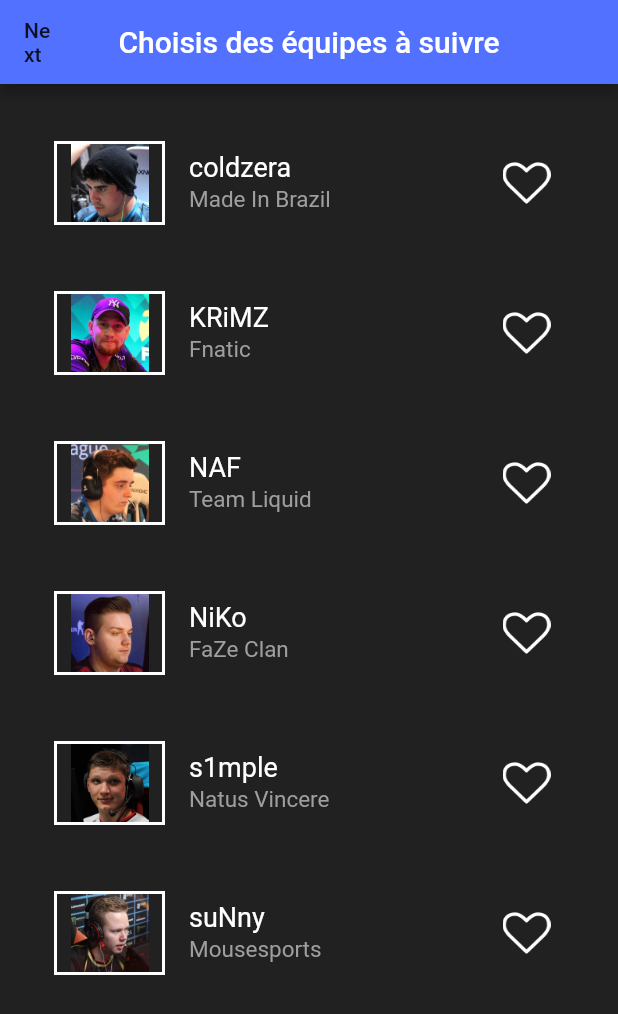
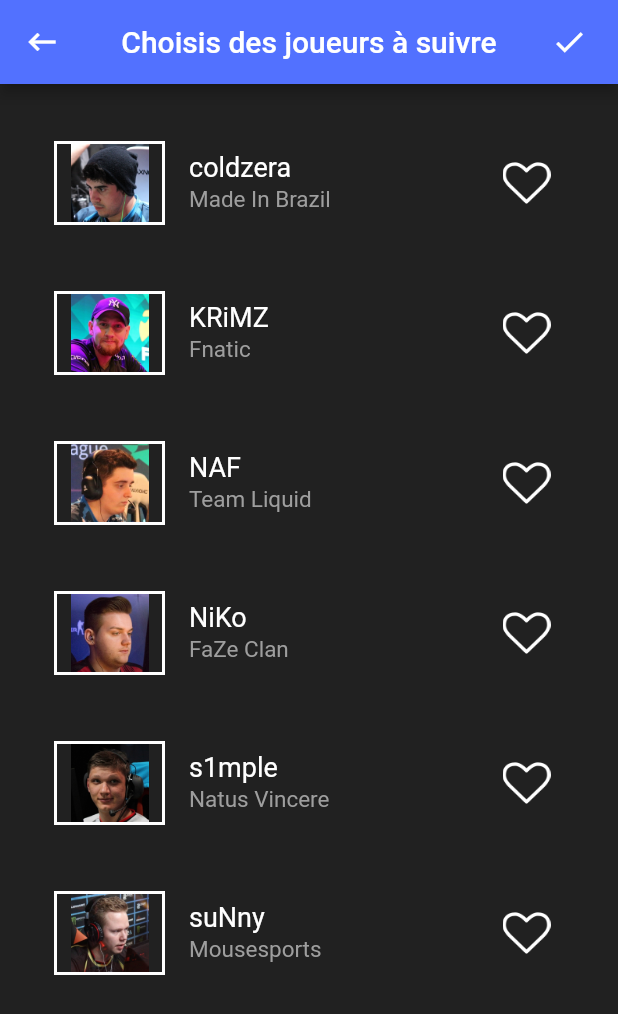
Before and after one commit to arnacologie/innovr_app, a Flutter app: the FirstTimePage screen opened directly, swiped to page 2, on a phone screen of 412 x 824 dp. Shown: the top 1014 px of the screen. Run offline on Flutter 3.47's test engine with Material 2 defaults, Android fonts, the phone set to English and light mode, and no system bars; our stand-ins replace cloud_firestore, firebase_auth; accounts and stored records are empty.

Commit message:
Players/Teams finished

```diff
--- a/innovr_app/lib/Pages/FirstTimePage.dart
+++ b/innovr_app/lib/Pages/FirstTimePage.dart
@@ -1,49 +1,153 @@
+import 'dart:async';
+
 import 'package:flutter/material.dart';
+import 'package:innovr_app/Database/UserManagement.dart';
+import 'package:innovr_app/Pages/MainPage.dart';
+import 'package:innovr_app/Utils/FadeNavRoute.dart';
 
 class FirstTimePage extends StatefulWidget {
   @override
   _FirstTimePageState createState() => _FirstTimePageState();
 }
 
-class _FirstTimePageState extends State<FirstTimePage> {
-  String appBarTitle = 'Choisis des équipes à suivre';
-  List<String> teamNames = ['Fnatic' , 'Cloud 9', 'Team Envy', 'G2 Esports', 'Ninjas In Pyjamas', 'Rogue'];
-  List<String> teamImages = ['assets/graphics/teams/fnatic.png', 'assets/graphics/teams/cloud.png', 'assets/graphics/teams/envy.png', 'assets/graphics/teams/g2.png', 'assets/graphics/teams/nip.png', 'assets/graphics/teams/rogue.png'];
-  List<String> playerImages = ['assets/graphics/players/coldzera.jpg', 'assets/graphics/players/KRiMZ.jpg', 'assets/graphics/players/NAF.jpg', 'assets/graphics/players/NiKo.jpg', 'assets/graphics/players/s1mple.jpg', 'assets/graphics/players/suNny.jpg'];
-  List<String> playerNames = ['coldzera', 'KRiMZ', 'NAF' , 'NiKo', 's1mple', 'suNny'];
-  List<String> playerTeams = ['Made In Brazil', 'Fnatic', 'Team Liquid', 'FaZe Clan','Natus Vincere','Mousesports'];
-  List<bool> isFavTeams = [false, false,false,false, false, false];
-  List<bool> isFavPlayers = [false, false,false,false, false, false];
+class _FirstTimePageState extends State<FirstTimePage>
+    with SingleTickerProviderStateMixin {
+  List<String> teamNames = [
+    'Fnatic',
+    'Cloud 9',
+    'Team Envy',
+    'G2 Esports',
+    'Ninjas In Pyjamas',
+    'Rogue'
+  ];
+  List<String> teamImages = [
+    'assets/graphics/teams/fnatic.png',
+    'assets/graphics/teams/cloud.png',
+    'assets/graphics/teams/envy.png',
+    'assets/graphics/teams/g2.png',
+    'assets/graphics/teams/nip.png',
+    'assets/graphics/teams/rogue.png'
+  ];
+  List<String> playerImages = [
+    'assets/graphics/players/coldzera.jpg',
+    'assets/graphics/players/KRiMZ.jpg',
+    'assets/graphics/players/NAF.jpg',
+    'assets/graphics/players/NiKo.jpg',
+    'assets/graphics/players/s1mple.jpg',
+    'assets/graphics/players/suNny.jpg'
+  ];
+  List<String> playerNames = [
+    'coldzera',
+    'KRiMZ',
+    'NAF',
+    'NiKo',
+    's1mple',
+    'suNny'
+  ];
+  List<String> playerTeams = [
+    'Made In Brazil',
+    'Fnatic',
+    'Team Liquid',
+    'FaZe Clan',
+    'Natus Vincere',
+    'Mousesports'
+  ];
+  List<bool> isFavTeams = [false, false, false, false, false, false];
+  List<bool> isFavPlayers = [false, false, false, false, false, false];
+  bool isTabPlayers = false;
+  bool _isBackDisabled = true;
   List<String> selectedTeams;
   List<String> selectedPlayers;
   static const TEAMS = 'TEAMS';
   static const PLAYERS = 'PLAYERS';
-  static const _kDuration = const Duration(milliseconds: 300);
+  static const _kDuration = const Duration(milliseconds: 400);
+  static const _aDuration = const Duration(milliseconds: 350);
+  static const _a2Duration = const Duration(milliseconds: 350);
   static const _kCurve = Curves.ease;
   final PageController _pageController = PageController();
+  AnimationController _animationController;
+  Animation _animation;
+  AnimationController _a2Controller;
+  Animation _a2;
 
   @override
   void initState() {
     super.initState();
     selectedTeams = List<String>();
     selectedPlayers = List<String>();
+    _pageController.addListener(_printCurrentPage);
+    _animationController =
+        AnimationController(vsync: this, duration: _aDuration);
+    _animation = Tween(begin: 0.0, end: 1.0).animate(_animationController);
+    _a2Controller =
+        AnimationController(vsync: this, duration: _a2Duration);
+    _a2 = Tween(begin: 300.0, end: 100.0).animate(_a2Controller);
+    print(isTabPlayers);
+  }
+
+  @override
+  void dispose() {
+    super.dispose();
+    _pageController.dispose();
+    _animationController.dispose();
+    _a2Controller.dispose();
   }
 
   @override
   Widget build(BuildContext context) {
     return Scaffold(
       appBar: AppBar(
+        automaticallyImplyLeading: false,
         centerTitle: true,
-        leading: Container(
-          width: 30,
+        actions: <Widget>[
+          Container(
+            width: 65,
+            child: AnimatedSwitcher(
+              child: isTabPlayers
+                  ? FlatButton(
+                      child: Icon(
+                        Icons.done,
+                        color: Colors.white,
+                      ),
+                      onPressed: _launchMainPage,
+                    )
+                  : FlatButton(
+                      child: Icon(
+                        Icons.arrow_forward,
+                        color: Colors.white,
+                      ),
+                      onPressed: () {
+                        /*_pageController.nextPage(
+                            duration: _kDuration, curve: _kCurve);*/
+                      }),
+              duration: Duration(milliseconds: 400),
+            ),
+          ),
+        ],
+        leading: FadeTransition(
+          opacity: _animation,
           child: FlatButton(
-            child: Text('Next'),
-            onPressed: () {
-              _pageController.nextPage(duration: _kDuration, curve: _kCurve);
+            child: Icon(
+              Icons.keyboard_backspace,
+              color: Colors.white,
+            ),
+            onPressed: _isBackDisabled
+                ? null
+                : () {
+                    _pageController.previousPage(
+                        duration: _kDuration, curve: _kCurve);
                   },
           ),
         ),
-        title: Text(appBarTitle),
+        title: AnimatedSwitcher(
+          child: isTabPlayers
+              ? Text(
+                  'Choisis des joueurs à suivre',
+                  key: UniqueKey(),
+                )
+              : Text('Choisis des équipes à suivre', key: UniqueKey()),
+          duration: Duration(milliseconds: 350),
+        ),
       ),
       body: Container(
         padding: EdgeInsets.all(20.0),
@@ -53,94 +157,138 @@
           scrollDirection: Axis.horizontal,
           children: <Widget>[
             _buildTeamsList(),
-          Container(padding: EdgeInsets.only(top: 10.0),child: _buildPlayerList()),
+            _buildPlayerList(),
           ],
         ),
       ),
     );
   }
 
-  Widget _buildTeamsList(){
-    return ListView.builder(
-      itemBuilder: (BuildContext context, int index){
+  Widget _buildTeamsList() {
+    return Container(
+      padding: EdgeInsets.only(top: 10.0),
+      child: ListView.builder(
+        itemBuilder: (BuildContext context, int index) {
           return ListTile(
             leading: Image(
-            image:AssetImage(teamImages[index]),
-            width: 50,
-            height: 50,
+              image: AssetImage(teamImages[index]),
+              width: 70,
+              height: 70,
             ),
-          title: Text(teamNames[index], style: TextStyle(color: Colors.white, fontSize: 18.0),),
+            title: Text(
+              teamNames[index],
+              style: TextStyle(color: Colors.white, fontSize: 18.0),
+            ),
             trailing: GestureDetector(
               child: Container(
                 padding: EdgeInsets.all(9.0),
                 width: 50,
                 height: 50,
                 child: Image(
-                image: isFavTeams[index] ? AssetImage('assets/graphics/icons/heart_full.png'): AssetImage('assets/graphics/icons/heart.png'),
+                  image: isFavTeams[index]
+                      ? AssetImage('assets/graphics/icons/heart_full.png')
+                      : AssetImage('assets/graphics/icons/heart.png'),
                   fit: BoxFit.scaleDown,
                 ),
               ),
-            onTap: (){setState((){});_addSelectedTP(TEAMS,index); },
+              onTap: () {
+                setState(() {});
+                _addSelectedTP(TEAMS, index);
+              },
             ),
           );
         },
-      itemExtent: 80.0,
+        itemExtent: 100.0,
         itemCount: teamNames.length,
+      ),
     );
   }
 
-  Widget _buildPlayerList(){
-    return ListView.builder(
-      itemBuilder: (BuildContext context, int index){
+  Widget _buildPlayerList() {
+    return Container(
+      padding: EdgeInsets.only(top: 10.0),
+      child: ListView.builder(
+        itemBuilder: (BuildContext context, int index) {
           return ListTile(
             leading: Container(
               decoration: BoxDecoration(
-              border: Border.all(color: Colors.white, width: 2.0)
-            ),
+                  border: Border.all(color: Colors.white, width: 2.0)),
               child: Image(
-              image:AssetImage(playerImages[index]),
+                image: AssetImage(playerImages[index]),
                 width: 70,
                 height: 70,
               ),
             ),
-          title: Text(playerNames[index], style: TextStyle(color: Colors.white, fontSize: 18.0),),
-          subtitle: Text(playerTeams[index], style: TextStyle(color: Colors.grey, fontSize: 15.0),),
+            title: Text(
+              playerNames[index],
+              style: TextStyle(color: Colors.white, fontSize: 18.0),
+            ),
+            subtitle: Text(
+              playerTeams[index],
+              style: TextStyle(color: Colors.grey, fontSize: 15.0),
+            ),
             trailing: GestureDetector(
               child: Container(
                 padding: EdgeInsets.all(9.0),
                 width: 50,
                 height: 50,
                 child: Image(
-                image: isFavPlayers[index] ? AssetImage('assets/graphics/icons/heart_full.png'): AssetImage('assets/graphics/icons/heart.png'),
+                  image: isFavPlayers[index]
+                      ? AssetImage('assets/graphics/icons/heart_full.png')
+                      : AssetImage('assets/graphics/icons/heart.png'),
                   fit: BoxFit.scaleDown,
                 ),
               ),
-            onTap: (){setState((){});_addSelectedTP(PLAYERS,index); },
+              onTap: () {
+                setState(() {});
+                _addSelectedTP(PLAYERS, index);
+              },
             ),
           );
         },
         itemExtent: 100.0,
         itemCount: playerNames.length,
+      ),
     );
   }
-  _addSelectedTP(String tag, int index){
-    if(tag == TEAMS) {
+
+  _addSelectedTP(String tag, int index) {
+    if (tag == TEAMS) {
       isFavTeams[index] = !isFavTeams[index];
       if (isFavTeams[index])
         selectedTeams.add(teamNames[index]);
       else
         selectedTeams.remove(teamNames[index]);
-      for (String team in selectedTeams)
-        print('$team\n');
-    }
-    else if(tag == PLAYERS) {
+      for (String team in selectedTeams) print('$team\n');
+    } else if (tag == PLAYERS) {
       isFavPlayers[index] = !isFavPlayers[index];
       if (isFavPlayers[index])
         selectedPlayers.add(playerNames[index]);
       else
         selectedPlayers.remove(playerNames[index]);
-      for (String player in selectedPlayers)
-        print('$player\n');
+      for (String player in selectedPlayers) print('$player\n');
     }
   }
+
+  void _printCurrentPage() {
+    if (_pageController.page == 0.0) {
+      isTabPlayers = false;
+      _animationController.reverse();
+      _isBackDisabled = true;
+      setState(() {});
+      print(isTabPlayers);
+    }else if( _pageController.page == 1.0){
+      isTabPlayers = true;
+      _animationController.forward();
+      _isBackDisabled = false;
+      setState(() {});
+      print(isTabPlayers);
     }
+  }
+
+  Future<Null> _launchMainPage() async {
+    //TODO change isNew to false after FirstTimePage
+    await UserManagement.afterFirstTime(selectedTeams, selectedPlayers);
+    Navigator.of(context).pushReplacement(FadeNavRoute(builder: (context) => MainPage(user:UserManagement.currentUser)));
+  }
+}
--- a/innovr_app/lib/main.dart
+++ b/innovr_app/lib/main.dart
@@ -1,7 +1,4 @@
 import 'package:flutter/material.dart';
-import 'package:innovr_app/Pages/FirstTimePage.dart';
-import 'package:innovr_app/Pages/MainPage.dart';
-import 'package:innovr_app/Pages/RegistrationPage.dart';
 import 'package:innovr_app/Pages/SignInPage.dart';
 
 void main() => runApp(Innovr());
@@ -19,7 +16,7 @@
         primaryColorDark: Color(0xFF545454),
         primaryColorLight: Color(0xFFD9D9D9),
       ),
-      home: FirstTimePage()
+      home: SignInPage()
     );
   }
 }
```
Also changed, not shown: innovr_app/lib/Database/UserManagement.dart (+54 -4 lines), innovr_app/lib/Pages/SignInPage.dart (+9 -4 lines). Lines whose indentation alone changed are shown as unchanged.
